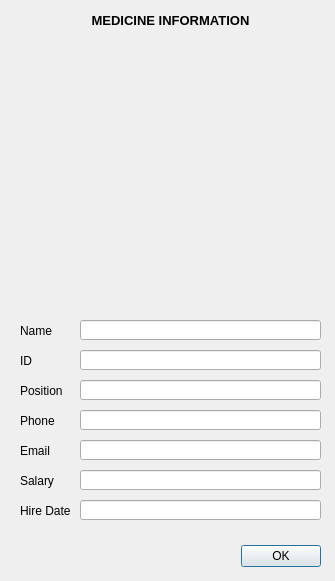
Before: the Qt Designer form ui/medicine_information.ui in thanhtranarch/HUST_PROJECT-I, drawn with Qt 5.
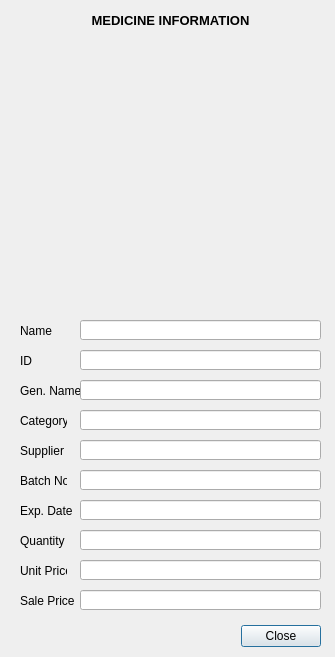
After: the same form once the commit is applied. Icons and pictures are not drawn.

```diff
--- a/ui/medicine_information.ui
+++ b/ui/medicine_information.ui
@@ -7,7 +7,7 @@
     <x>0</x>
     <y>0</y>
     <width>335</width>
-    <height>581</height>
+    <height>657</height>
    </rect>
   </property>
   <property name="windowTitle">
@@ -17,7 +17,7 @@
    <property name="geometry">
     <rect>
      <x>-20</x>
-     <y>540</y>
+     <y>620</y>
      <width>341</width>
      <height>32</height>
     </rect>
@@ -26,7 +26,7 @@
     <enum>Qt::Horizontal</enum>
    </property>
    <property name="standardButtons">
-    <set>QDialogButtonBox::Ok</set>
+    <set>QDialogButtonBox::Close</set>
    </property>
   </widget>
   <widget class="QLabel" name="ID">
@@ -126,7 +126,7 @@
     </rect>
    </property>
    <property name="text">
-    <string>Phone</string>
+    <string>Category</string>
    </property>
   </widget>
   <widget class="QLabel" name="Position">
@@ -134,12 +134,12 @@
     <rect>
      <x>20</x>
      <y>380</y>
-     <width>47</width>
+     <width>61</width>
      <height>21</height>
     </rect>
    </property>
    <property name="text">
-    <string>Position</string>
+    <string>Gen. Name</string>
    </property>
   </widget>
   <widget class="QLabel" name="Salary">
@@ -152,7 +152,7 @@
     </rect>
    </property>
    <property name="text">
-    <string>Salary</string>
+    <string>Batch No.</string>
    </property>
   </widget>
   <widget class="QLabel" name="Email">
@@ -165,7 +165,7 @@
     </rect>
    </property>
    <property name="text">
-    <string>Email</string>
+    <string>Supplier</string>
    </property>
   </widget>
   <widget class="QLineEdit" name="staff_name">
@@ -248,7 +248,98 @@
     </rect>
    </property>
    <property name="text">
-    <string>Hire Date</string>
+    <string>Exp. Date</string>
+   </property>
+  </widget>
+  <widget class="QLineEdit" name="sale_price">
+   <property name="geometry">
+    <rect>
+     <x>80</x>
+     <y>590</y>
+     <width>241</width>
+     <height>20</height>
+    </rect>
+   </property>
+  </widget>
+  <widget class="QLabel" name="UnitPrice">
+   <property name="geometry">
+    <rect>
+     <x>20</x>
+     <y>560</y>
+     <width>47</width>
+     <height>21</height>
+    </rect>
+   </property>
+   <property name="text">
+    <string>Unit Price</string>
+   </property>
+  </widget>
+  <widget class="QLabel" name="SalePrice">
+   <property name="geometry">
+    <rect>
+     <x>20</x>
+     <y>590</y>
+     <width>61</width>
+     <height>21</height>
+    </rect>
+   </property>
+   <property name="text">
+    <string>Sale Price</string>
+   </property>
+  </widget>
+  <widget class="QLineEdit" name="unit_price">
+   <property name="geometry">
+    <rect>
+     <x>80</x>
+     <y>560</y>
+     <width>241</width>
+     <height>20</height>
+    </rect>
+   </property>
+  </widget>
+  <widget class="QLineEdit" name="stock_quantity">
+   <property name="geometry">
+    <rect>
+     <x>80</x>
+     <y>530</y>
+     <width>241</width>
+     <height>20</height>
+    </rect>
+   </property>
+  </widget>
+  <widget class="QLabel" name="Quantity">
+   <property name="geometry">
+    <rect>
+     <x>20</x>
+     <y>530</y>
+     <width>61</width>
+     <height>21</height>
+    </rect>
+   </property>
+   <property name="text">
+    <string>Quantity</string>
+   </property>
+  </widget>
+  <widget class="QLabel" name="Image_2">
+   <property name="geometry">
+    <rect>
+     <x>40</x>
+     <y>50</y>
+     <width>251</width>
+     <height>211</height>
+    </rect>
+   </property>
+   <property name="text">
+    <string/>
+   </property>
+   <property name="pixmap">
+    <pixmap>../icon/medicine_icon.png</pixmap>
+   </property>
+   <property name="scaledContents">
+    <bool>true</bool>
+   </property>
+   <property name="alignment">
+    <set>Qt::AlignCenter</set>
    </property>
   </widget>
   <zorder>label_5</zorder>
```
Left out of the diff: 65 changed lines with no effect on the pictures.
